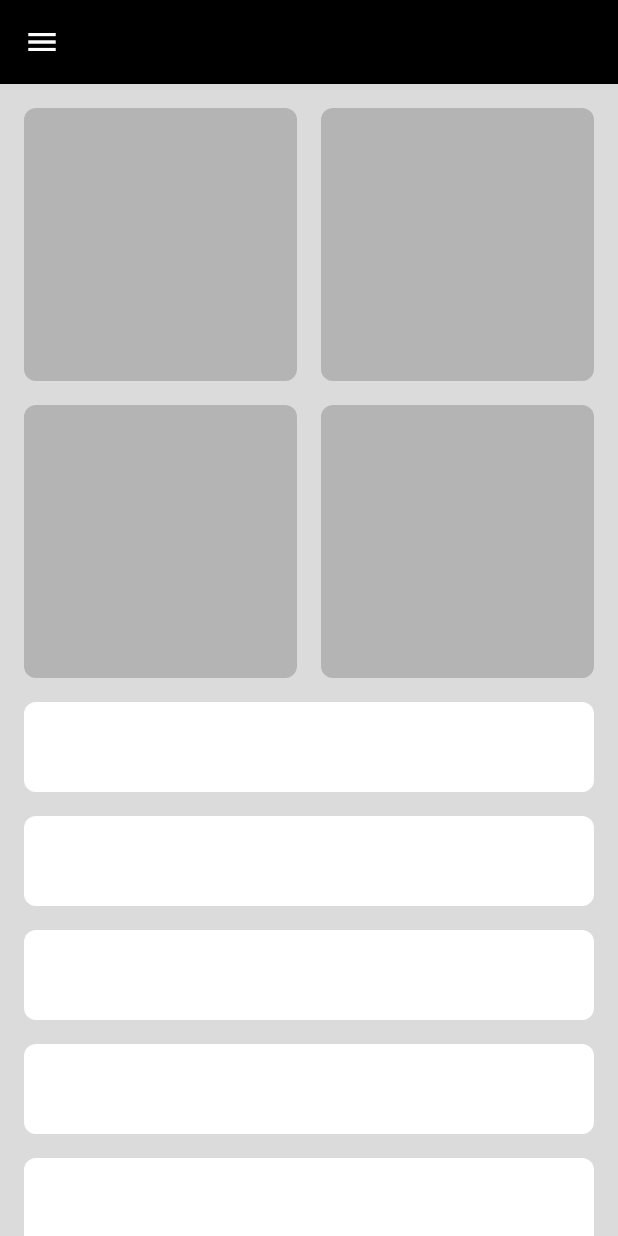
After one commit to Omar-Tmam/Flutter-Projects-no.2, a Flutter app: the screen it shows after launch, on a phone screen of 412 x 824 dp. The commit adds this screen. Run offline on Flutter 3.47's test engine with Material 3 defaults, Android fonts, the phone set to English and light mode, and no system bars; our stand-ins replace bloc, cached_network_image, dartz, dio, equatable, flutter_bloc and 7 more.

Commit message:
refactor code

```diff
--- a/adaptive_app/lib/widgets/custom_list.dart
+++ b/adaptive_app/lib/widgets/custom_list.dart
@@ -6,7 +6,8 @@ class CustomList extends StatelessWidget {
 
   @override
   Widget build(BuildContext context) {
-    return SizedBox(
+    return SliverToBoxAdapter(
+      child: SizedBox(
         height: 100,
         child: ListView.builder(
             scrollDirection: Axis.horizontal,
@@ -20,6 +21,7 @@ class CustomList extends StatelessWidget {
                 ),
               );
             }),
+      ),
     );
   }
 }
--- a/adaptive_app/lib/widgets/custom_sliver_grid.dart
+++ b/adaptive_app/lib/widgets/custom_sliver_grid.dart
@@ -6,9 +6,7 @@ class CustomSliverGrid extends StatelessWidget {
 
   @override
   Widget build(BuildContext context) {
-    return GridView.builder(
-      shrinkWrap: true,
-      physics: NeverScrollableScrollPhysics(), // Disable scrolling for the grid
+    return SliverGrid.builder(
       itemCount: 4,
       gridDelegate: SliverGridDelegateWithFixedCrossAxisCount(
         crossAxisCount: 2,
--- a/adaptive_app/lib/widgets/home_view_body.dart
+++ b/adaptive_app/lib/widgets/home_view_body.dart
@@ -1,6 +1,8 @@
 import 'package:adaptive_app/widgets/custom_list.dart';
 import 'package:adaptive_app/widgets/custom_list_view.dart';
 import 'package:adaptive_app/widgets/custom_sliver_grid.dart';
+import 'package:adaptive_app/widgets/mobile_layout.dart';
+import 'package:adaptive_app/widgets/tablet_layout.dart';
 import 'package:flutter/material.dart';
 
 class HomeViewBody extends StatelessWidget {
@@ -10,25 +12,13 @@ class HomeViewBody extends StatelessWidget {
   Widget build(BuildContext context) {
     return Padding(
       padding: const EdgeInsets.symmetric(horizontal: 16),
-      child: CustomScrollView(
-        slivers: [
-          SliverToBoxAdapter(
-            child: SizedBox(
-              height: 16,
-            ),
-          ),
-          SliverToBoxAdapter(
-            child: LayoutBuilder(builder: (context, constraints) {
-              if (constraints.minWidth > 600) {
-                return CustomList();
-              } else {
-                return CustomSliverGrid();
-              }
-            }),
-          ),
-          CustomSliverListView(),
-        ],
-      ),
+      child: LayoutBuilder(builder: (context, constraints) {
+        if (constraints.maxWidth > 600) {
+          return TabletLayout();
+        } else {
+          return MobileLayout();
+        }
+      }),
     );
   }
 }
--- /dev/null
+++ b/adaptive_app/lib/widgets/mobile_layout.dart
@@ -0,0 +1,24 @@
+import 'package:adaptive_app/widgets/custom_list_view.dart';
+import 'package:adaptive_app/widgets/custom_sliver_grid.dart';
+import 'package:flutter/material.dart';
+
+class MobileLayout extends StatelessWidget {
+  const MobileLayout({
+    super.key,
+  });
+
+  @override
+  Widget build(BuildContext context) {
+    return CustomScrollView(
+      slivers: [
+        SliverToBoxAdapter(
+          child: SizedBox(
+            height: 16,
+          ),
+        ),
+        CustomSliverGrid(),
+        CustomSliverListView(),
+      ],
+    );
+  }
+}
```
Also changed, not shown: adaptive_app/lib/widgets/tablet_layout.dart (added, +22 -0 lines). Lines whose indentation alone changed are shown as unchanged.
